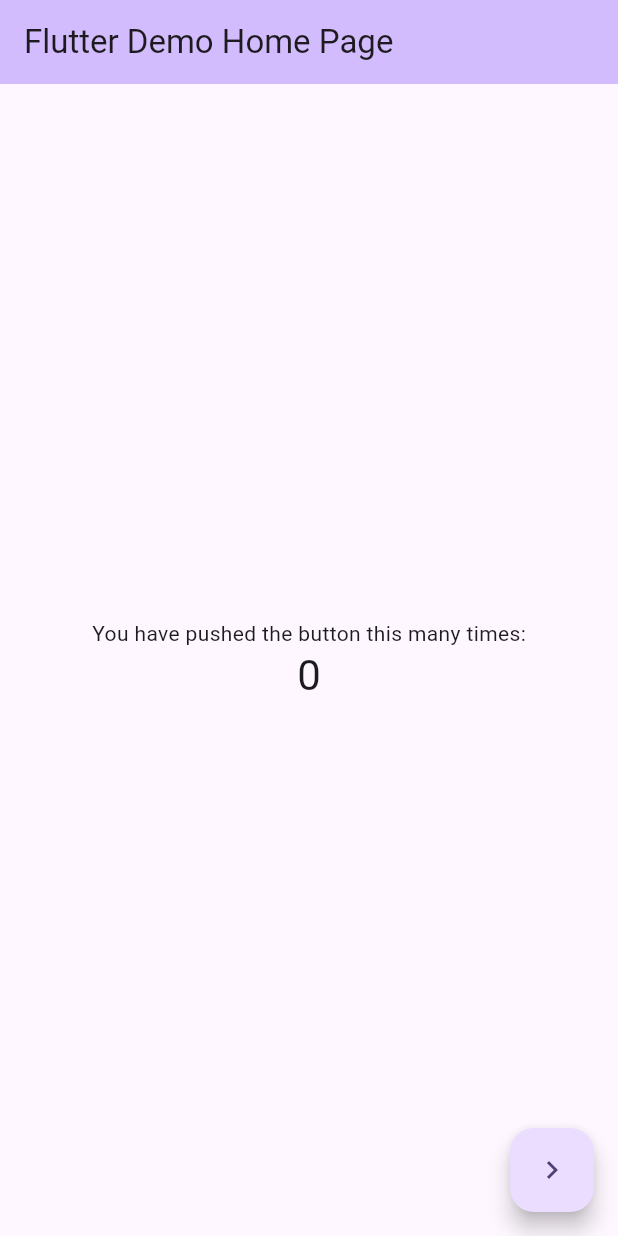
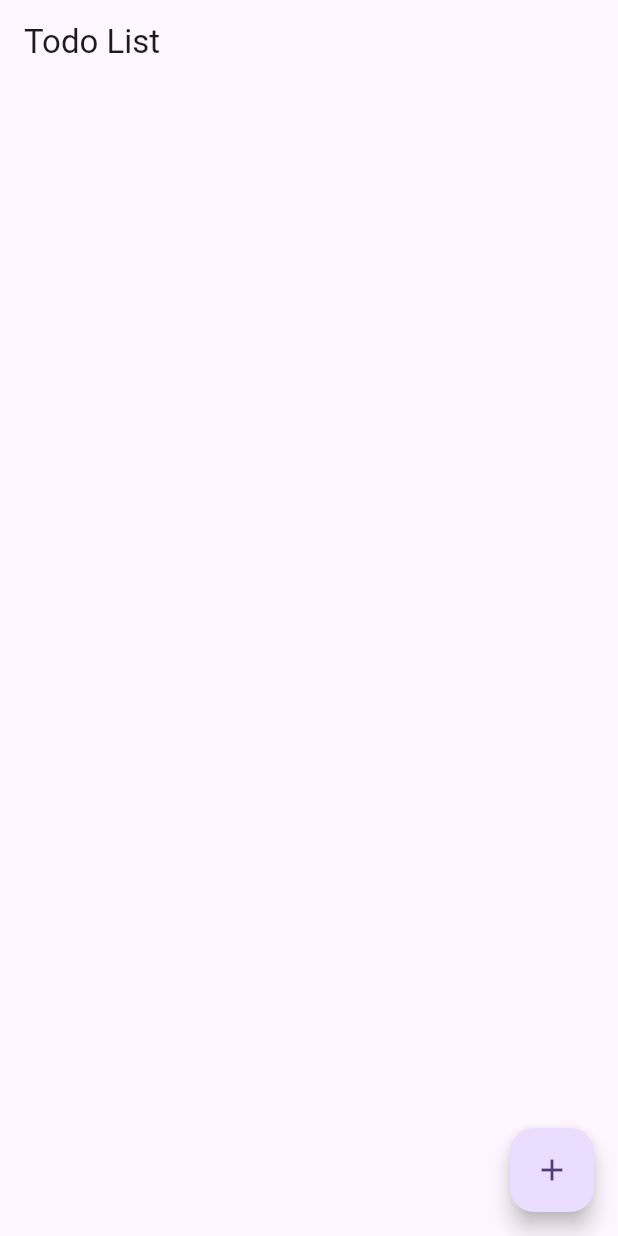
Before and after one commit to adetorodev/bloc_arch, a Flutter app: the screen it shows after launch, on a phone screen of 412 x 824 dp. Run offline on Flutter 3.47's test engine with Material 3 defaults, Android fonts, the phone set to English and light mode, and no system bars; our stand-ins replace bloc, flutter_bloc.

Commit message:
todo lsit app with bloc archictecture

```diff
--- /dev/null
+++ b/lib/CounterApp/main.dart
@@ -0,0 +1,31 @@
+import 'package:bloc_arch/bloc/counter_bloc.dart';
+import 'package:bloc_arch/cubit/counter_cubit.dart';
+import 'package:flutter/material.dart';
+import 'package:bloc_arch/home_page.dart';
+import 'package:flutter_bloc/flutter_bloc.dart';
+
+void main() {
+  runApp(const MyApp());
+}
+
+class MyApp extends StatelessWidget {
+  const MyApp({super.key});
+
+  @override
+  Widget build(BuildContext context) {
+    return MultiBlocProvider(
+      providers: [
+        BlocProvider(create: (_) => CounterCubit()),
+        BlocProvider(create: (_) => CounterBloc())
+      ],
+      child: MaterialApp(
+        title: 'Flutter Demo',
+        theme: ThemeData(
+          colorScheme: ColorScheme.fromSeed(seedColor: Colors.deepPurple),
+          useMaterial3: true,
+        ),
+        home: MyHomePage(title: 'Flutter Demo Home Page'),
+      ),
+    );
+  }
+}
--- a/lib/main.dart
+++ b/lib/main.dart
@@ -1,8 +1,6 @@
-import 'package:bloc_arch/bloc/counter_bloc.dart';
-import 'package:bloc_arch/cubit/counter_cubit.dart';
 import 'package:flutter/material.dart';
-import 'package:bloc_arch/home_page.dart';
-import 'package:flutter_bloc/flutter_bloc.dart';
+import 'package:bloc_arch/add_todo_page.dart';
+import 'package:bloc_arch/todo_list.dart';
 
 void main() {
   runApp(const MyApp());
@@ -13,19 +11,17 @@
 
   @override
   Widget build(BuildContext context) {
-    return MultiBlocProvider(
-      providers: [
-        BlocProvider(create: (_) => CounterCubit()),
-        BlocProvider(create: (_) => CounterBloc())
-      ],
-      child: MaterialApp(
-        title: 'Flutter Demo',
-        theme: ThemeData(
-          colorScheme: ColorScheme.fromSeed(seedColor: Colors.deepPurple),
-          useMaterial3: true,
-        ),
-        home: MyHomePage(title: 'Flutter Demo Home Page'),
+    return MaterialApp(
+      title: 'Flutter Demo',
+      theme: ThemeData(
+        colorScheme: ColorScheme.fromSeed(seedColor: Colors.deepPurple),
+        useMaterial3: true,
       ),
+      initialRoute: '/',
+      routes: {
+        '/': (_) => const TodoList(),
+        '/add-todo': (_) => const AddTodoPage(),
+      },
     );
   }
 }
--- /dev/null
+++ b/lib/todo_list.dart
@@ -0,0 +1,22 @@
+import 'package:flutter/material.dart';
+
+class TodoList extends StatelessWidget {
+  const TodoList({super.key});
+
+  @override
+  Widget build(BuildContext context) {
+    return Scaffold(
+      appBar: AppBar(
+        title: const Text('Todo List'),
+      ),
+      // body: ,
+      floatingActionButton: FloatingActionButton(
+        onPressed: () {
+          Navigator.pushNamed(context, '/add-todo');
+        },
+        tooltip: 'Add Todo',
+        child: const Icon(Icons.add),
+      ),
+    );
+  }
+}
```
Also changed, not shown: lib/add_todo_page.dart (added, +36 -0 lines), lib/CounterApp/bloc/counter_bloc.dart (renamed from lib/bloc/counter_bloc.dart), lib/CounterApp/cubit/counter_cubit.dart (renamed from lib/cubit/counter_cubit.dart), lib/CounterApp/home_page.dart (renamed from lib/home_page.dart), lib/CounterApp/incrdecr.dart (renamed from lib/incrdecr.dart).
